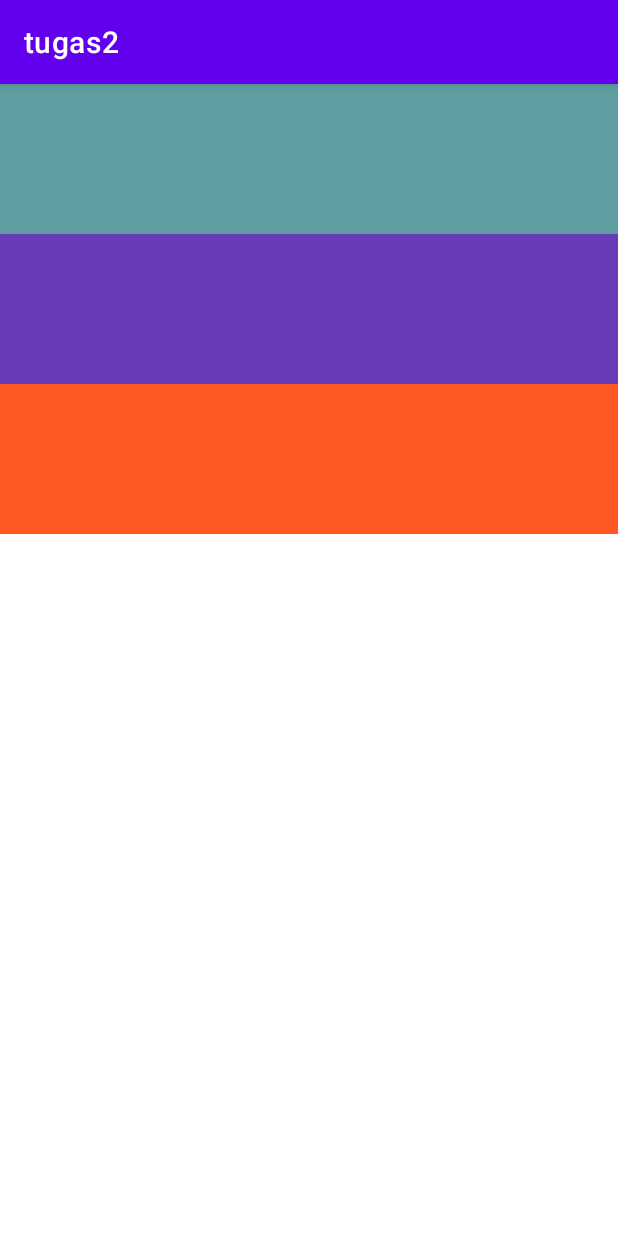
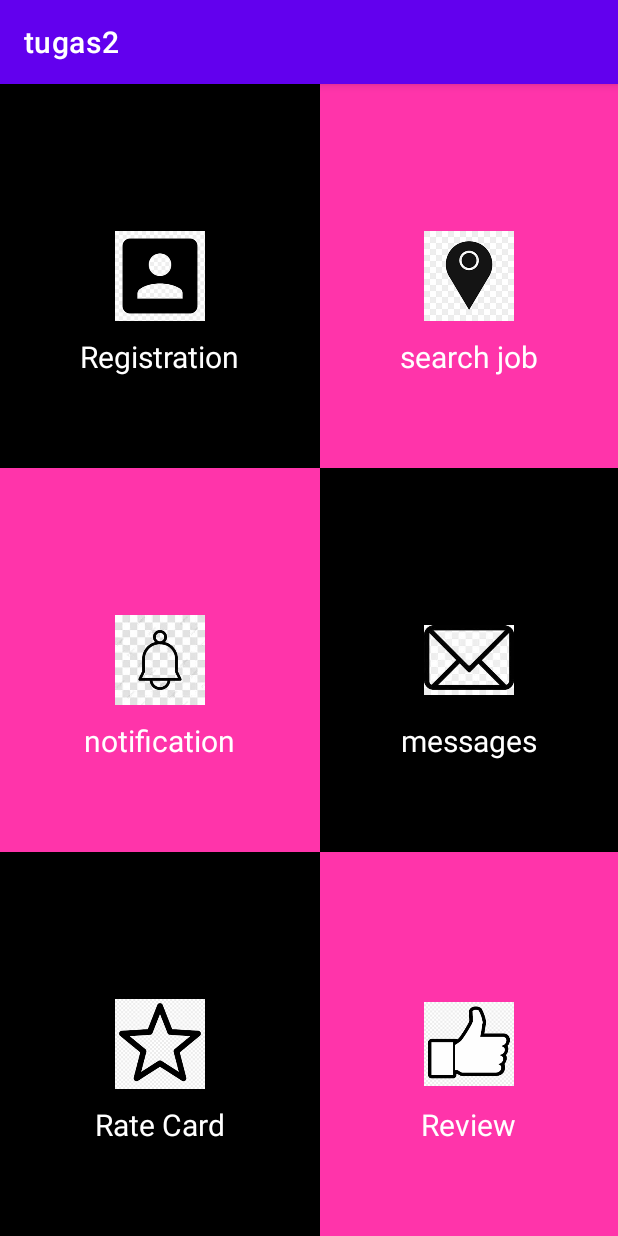
Before and after one commit to alroyhery/tugas3333, an Android app: the DashboardActivity screen opened directly, with no data from a screen before it, on a phone screen of 412 x 824 dp. Run offline under Robolectric (Android 15) with nearby library versions, the phone set to English and light mode, and no system bars.

Commit message:
fix layout composition

```diff
--- a/app/src/main/res/layout/activity_dashboard.xml
+++ b/app/src/main/res/layout/activity_dashboard.xml
@@ -5,23 +5,22 @@
     android:layout_width="match_parent"
     android:layout_height="match_parent"
     app:columnCount="2"
+    app:rowCount="3"
     app:orientation="horizontal"
     tools:context=".DashboardActivity">
 
     <FrameLayout
-
-        android:layout_height="100dp"
-        android:background="#5F9EA0"
-        android:layout_columnWeight="1"
-        >
+        android:background="@color/black"
+        app:layout_columnWeight="1"
+        app:layout_rowWeight="1">
         <RelativeLayout
             android:layout_width="match_parent"
             android:layout_height="match_parent">
 
             <ImageView
                 android:id="@+id/user"
-                android:layout_width="wrap_content"
-                android:layout_height="wrap_content"
+                android:layout_width="60dp"
+                android:layout_height="60dp"
                 android:layout_centerInParent="true"
                 android:src="@drawable/user" />
             <TextView
@@ -35,17 +34,17 @@
                 android:text="Registration"/>
         </RelativeLayout>
     </FrameLayout>
-
     <FrameLayout
         android:layout_height="100dp"
-        android:background="#E91E63"
-        android:layout_columnWeight="1">
+        android:background="#ff34aa"
+        app:layout_columnWeight="1"
+        app:layout_rowWeight="1">
         <RelativeLayout
             android:layout_width="match_parent"
             android:layout_height="match_parent">
             <ImageView
-                android:layout_width="wrap_content"
-                android:layout_height="wrap_content"
+                android:layout_width="60dp"
+                android:layout_height="60dp"
                 android:layout_centerInParent="true"
                 android:id="@+id/job"
                 android:src="@drawable/location"/>
@@ -60,17 +59,17 @@
                 android:text="search job"/>
         </RelativeLayout>
     </FrameLayout>
-
     <FrameLayout
         android:layout_height="100dp"
-        android:background="#673AB7"
-        android:layout_columnWeight="1">
+        android:background="#ff34aa"
+        app:layout_columnWeight="1"
+        app:layout_rowWeight="1">
         <RelativeLayout
             android:layout_width="match_parent"
             android:layout_height="match_parent">
             <ImageView
-                android:layout_width="wrap_content"
-                android:layout_height="wrap_content"
+                android:layout_width="60dp"
+                android:layout_height="60dp"
                 android:layout_centerInParent="true"
                 android:id="@+id/notification"
                 android:src="@drawable/bell"/>
@@ -85,17 +84,17 @@
                 android:text="notification"/>
         </RelativeLayout>
     </FrameLayout>
-
     <FrameLayout
         android:layout_height="100dp"
-        android:background="#FFEB3B"
-        android:layout_columnWeight="1">
+        android:background="@color/black"
+        app:layout_columnWeight="1"
+        app:layout_rowWeight="1">
         <RelativeLayout
             android:layout_width="match_parent"
             android:layout_height="match_parent">
             <ImageView
-                android:layout_width="wrap_content"
-                android:layout_height="wrap_content"
+                android:layout_width="60dp"
+                android:layout_height="60dp"
                 android:layout_centerInParent="true"
                 android:id="@+id/messages"
                 android:src="@drawable/mail"/>
@@ -110,17 +109,17 @@
                 android:text="messages"/>
         </RelativeLayout>
     </FrameLayout>
-
     <FrameLayout
         android:layout_height="100dp"
-        android:background="#FF5722"
-        android:layout_columnWeight="1">
+        android:background="@color/black"
+        app:layout_columnWeight="1"
+        app:layout_rowWeight="1">
         <RelativeLayout
             android:layout_width="match_parent"
             android:layout_height="match_parent">
             <ImageView
-                android:layout_width="wrap_content"
-                android:layout_height="wrap_content"
+                android:layout_width="60dp"
+                android:layout_height="60dp"
                 android:layout_centerInParent="true"
                 android:id="@+id/ratecard"
                 android:src="@drawable/star"/>
@@ -135,19 +134,19 @@
                 android:text="Rate Card"/>
         </RelativeLayout>
     </FrameLayout>
-
     <FrameLayout
         android:layout_height="100dp"
-        android:background="#A11208"
-        android:layout_columnWeight="1">
+        android:background="#ff34aa"
+        app:layout_columnWeight="1"
+        app:layout_rowWeight="1">
         <RelativeLayout
             android:layout_width="match_parent"
             android:layout_height="match_parent">
 
             <ImageView
                 android:id="@+id/review"
-                android:layout_width="wrap_content"
-                android:layout_height="wrap_content"
+                android:layout_width="60dp"
+                android:layout_height="60dp"
                 android:layout_centerInParent="true"
                 android:src="@drawable/thumbsup" />
 
@@ -165,6 +164,4 @@
     </FrameLayout>
 
 
-
-
 </androidx.gridlayout.widget.GridLayout>
```
